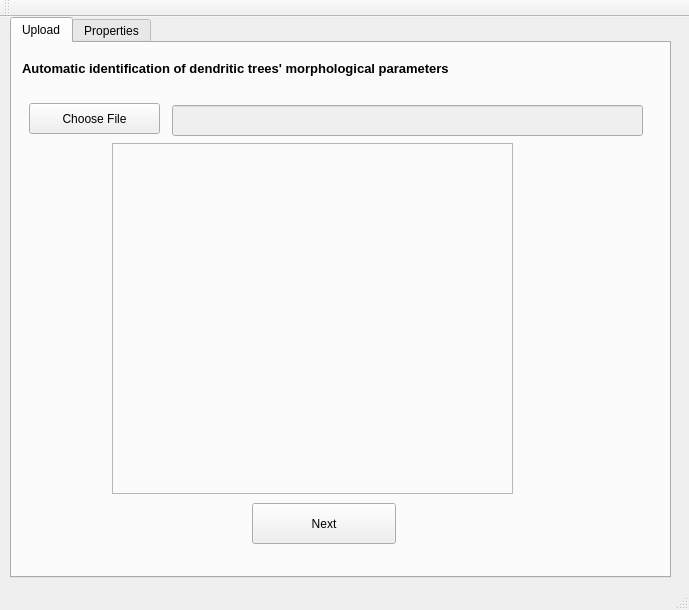
Old version of the form mainwindow.ui in the repository inbar2748/DendriteProject.
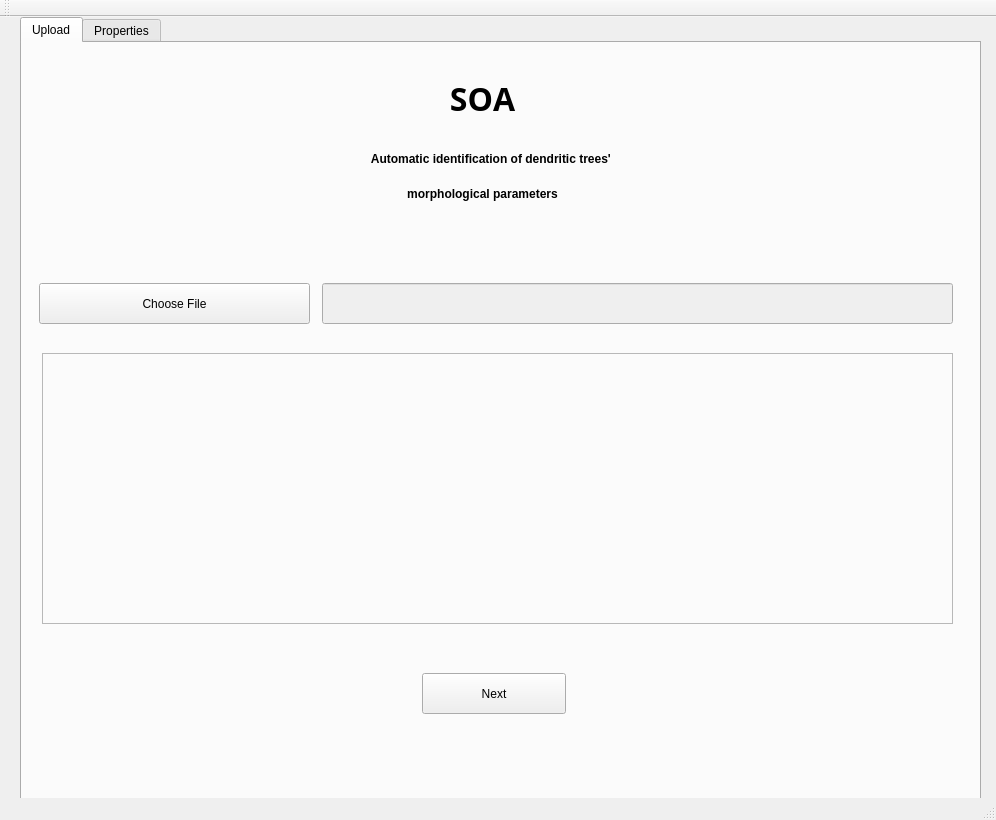
New version of the form. The open tabs and pages were chosen to show the change.

Commit message: updating GUI windows text

```diff
--- a/mainwindow.ui
+++ b/mainwindow.ui
@@ -9,8 +9,8 @@
    <rect>
     <x>0</x>
     <y>0</y>
-    <width>689</width>
-    <height>610</height>
+    <width>996</width>
+    <height>820</height>
    </rect>
   </property>
   <property name="windowTitle">
@@ -20,14 +20,14 @@
    <widget class="QTabWidget" name="tabWidget">
     <property name="geometry">
      <rect>
-      <x>10</x>
+      <x>20</x>
       <y>0</y>
-      <width>661</width>
-      <height>561</height>
+      <width>961</width>
+      <height>791</height>
      </rect>
     </property>
     <property name="sizePolicy">
-     <sizepolicy hsizetype="Expanding" vsizetype="Expanding">
+     <sizepolicy hsizetype="Preferred" vsizetype="Preferred">
       <horstretch>30</horstretch>
       <verstretch>30</verstretch>
      </sizepolicy>
@@ -48,6 +48,12 @@
      <number>1</number>
     </property>
     <widget class="QWidget" name="tab">
+     <property name="sizePolicy">
+      <sizepolicy hsizetype="Preferred" vsizetype="Preferred">
+       <horstretch>0</horstretch>
+       <verstretch>0</verstretch>
+      </sizepolicy>
+     </property>
      <attribute name="title">
       <string>Upload</string>
      </attribute>
@@ -55,22 +61,37 @@
       <property name="geometry">
        <rect>
         <x>17</x>
-        <y>60</y>
-        <width>131</width>
-        <height>31</height>
+        <y>240</y>
+        <width>271</width>
+        <height>41</height>
        </rect>
       </property>
+      <property name="sizePolicy">
+       <sizepolicy hsizetype="Preferred" vsizetype="Preferred">
+        <horstretch>0</horstretch>
+        <verstretch>0</verstretch>
+       </sizepolicy>
+      </property>
+      <property name="minimumSize">
+       <size>
+        <width>0</width>
+        <height>0</height>
+       </size>
+      </property>
       <property name="text">
        <string>Choose File</string>
       </property>
+      <property name="autoRaise">
+       <bool>false</bool>
+      </property>
      </widget>
      <widget class="QFrame" name="previewPhoto">
       <property name="geometry">
        <rect>
-        <x>100</x>
-        <y>100</y>
-        <width>401</width>
-        <height>351</height>
+        <x>20</x>
+        <y>310</y>
+        <width>911</width>
+        <height>271</height>
        </rect>
       </property>
       <property name="frameShape">
@@ -86,22 +107,34 @@
       </property>
       <property name="geometry">
        <rect>
-        <x>160</x>
-        <y>62</y>
-        <width>471</width>
-        <height>31</height>
+        <x>300</x>
+        <y>240</y>
+        <width>631</width>
+        <height>41</height>
        </rect>
       </property>
+      <property name="sizePolicy">
+       <sizepolicy hsizetype="Minimum" vsizetype="Preferred">
+        <horstretch>0</horstretch>
+        <verstretch>0</verstretch>
+       </sizepolicy>
+      </property>
      </widget>
      <widget class="QPushButton" name="NextButton">
       <property name="geometry">
        <rect>
-        <x>240</x>
-        <y>460</y>
+        <x>400</x>
+        <y>630</y>
         <width>144</width>
         <height>41</height>
        </rect>
       </property>
+      <property name="sizePolicy">
+       <sizepolicy hsizetype="Minimum" vsizetype="Preferred">
+        <horstretch>0</horstretch>
+        <verstretch>0</verstretch>
+       </sizepolicy>
+      </property>
       <property name="text">
        <string>Next</string>
       </property>
@@ -109,27 +142,74 @@
      <widget class="QLabel" name="label_2">
       <property name="geometry">
        <rect>
-        <x>10</x>
-        <y>10</y>
-        <width>631</width>
-        <height>31</height>
+        <x>20</x>
+        <y>20</y>
+        <width>881</width>
+        <height>71</height>
        </rect>
       </property>
-      <property name="maximumSize">
-       <size>
-        <width>631</width>
-        <height>16777215</height>
-       </size>
+      <property name="font">
+       <font>
+        <family>Mongolian Baiti</family>
+        <pointsize>24</pointsize>
+        <weight>75</weight>
+        <bold>true</bold>
+        <underline>false</underline>
+        <strikeout>false</strikeout>
+        <kerning>false</kerning>
+       </font>
       </property>
+      <property name="text">
+       <string>SOA</string>
+      </property>
+      <property name="alignment">
+       <set>Qt::AlignCenter</set>
+      </property>
+     </widget>
+     <widget class="QLabel" name="label_3">
+      <property name="geometry">
+       <rect>
+        <x>40</x>
+        <y>130</y>
+        <width>841</width>
+        <height>41</height>
+       </rect>
+      </property>
       <property name="font">
        <font>
-        <pointsize>10</pointsize>
+        <pointsize>9</pointsize>
         <weight>75</weight>
         <bold>true</bold>
        </font>
       </property>
       <property name="text">
-       <string>Automatic identification of dendritic trees' morphological parameters</string>
+       <string>morphological parameters</string>
+      </property>
+      <property name="alignment">
+       <set>Qt::AlignCenter</set>
+      </property>
+     </widget>
+     <widget class="QLabel" name="label_4">
+      <property name="geometry">
+       <rect>
+        <x>40</x>
+        <y>90</y>
+        <width>861</width>
+        <height>51</height>
+       </rect>
+      </property>
+      <property name="font">
+       <font>
+        <pointsize>9</pointsize>
+        <weight>75</weight>
+        <bold>true</bold>
+       </font>
+      </property>
+      <property name="text">
+       <string>Automatic identification of dendritic trees' </string>
+      </property>
+      <property name="alignment">
+       <set>Qt::AlignCenter</set>
       </property>
      </widget>
     </widget>
```
Left out of the diff: 89 changed lines with no effect on the pictures. The commit also changes 2 other files.
